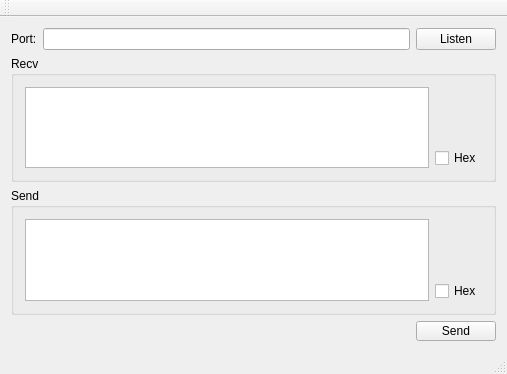
Old version of the form mainwindow.ui in the repository freudshow/qsvr.
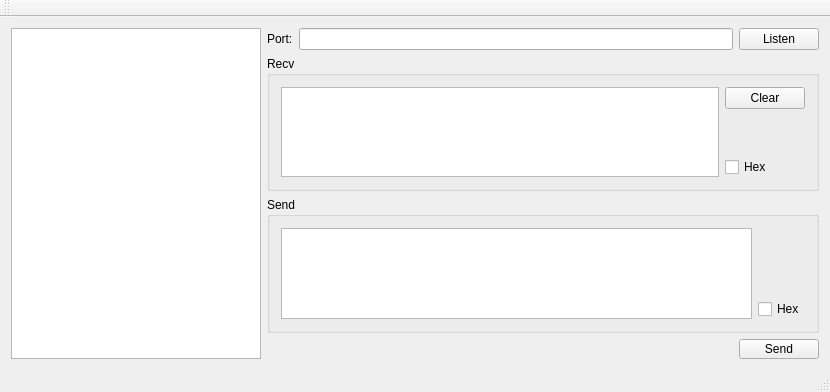
New version of the form.

```diff
--- a/mainwindow.ui
+++ b/mainwindow.ui
@@ -6,14 +6,32 @@
    <rect>
     <x>0</x>
     <y>0</y>
-    <width>507</width>
-    <height>374</height>
+    <width>830</width>
+    <height>392</height>
    </rect>
   </property>
   <property name="windowTitle">
    <string>MainWindow</string>
   </property>
   <widget class="QWidget" name="centralWidget">
+   <layout class="QHBoxLayout" name="horizontalLayout_4">
+    <item>
+     <widget class="QTextBrowser" name="textBrowser">
+      <property name="minimumSize">
+       <size>
+        <width>150</width>
+        <height>250</height>
+       </size>
+      </property>
+      <property name="maximumSize">
+       <size>
+        <width>250</width>
+        <height>16777215</height>
+       </size>
+      </property>
+     </widget>
+    </item>
+    <item>
    <layout class="QVBoxLayout" name="verticalLayout_3">
     <item>
      <layout class="QHBoxLayout" name="horizontalLayout">
@@ -41,12 +59,19 @@
       <property name="title">
        <string>Recv</string>
       </property>
-      <layout class="QGridLayout" name="gridLayout">
-       <item row="0" column="0">
+        <layout class="QHBoxLayout" name="horizontalLayout_3">
+         <item>
         <widget class="QTextEdit" name="textEdit_Recv"/>
        </item>
-       <item row="0" column="1">
+         <item>
         <layout class="QVBoxLayout" name="verticalLayout">
+           <item>
+            <widget class="QPushButton" name="Button_ClrRcv">
+             <property name="text">
+              <string>Clear</string>
+             </property>
+            </widget>
+           </item>
          <item>
           <spacer name="verticalSpacer_2">
            <property name="orientation">
@@ -54,8 +79,8 @@
            </property>
            <property name="sizeHint" stdset="0">
             <size>
-             <width>20</width>
-             <height>40</height>
+               <width>44</width>
+               <height>17</height>
             </size>
            </property>
           </spacer>
@@ -139,6 +164,8 @@
      </layout>
     </item>
    </layout>
+    </item>
+   </layout>
   </widget>
   <widget class="QMenuBar" name="menuBar">
    <property name="geometry">
```
Left out of the diff: 2 changed lines with no effect on the pictures. Lines whose indentation alone changed are shown as unchanged.
